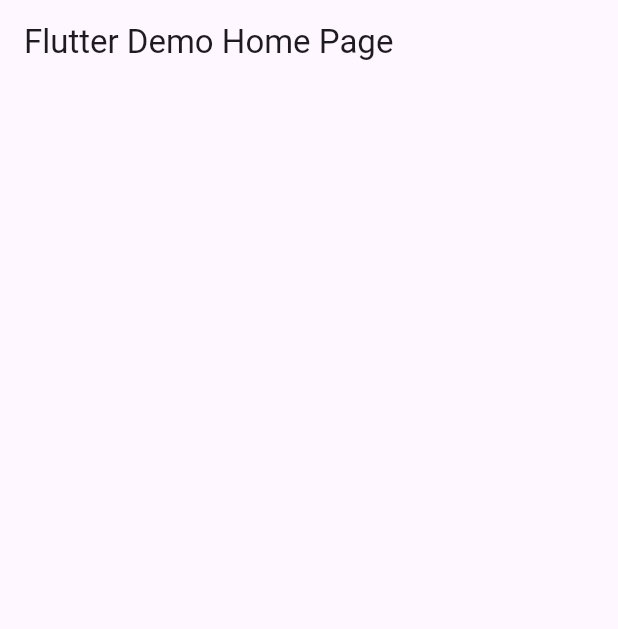
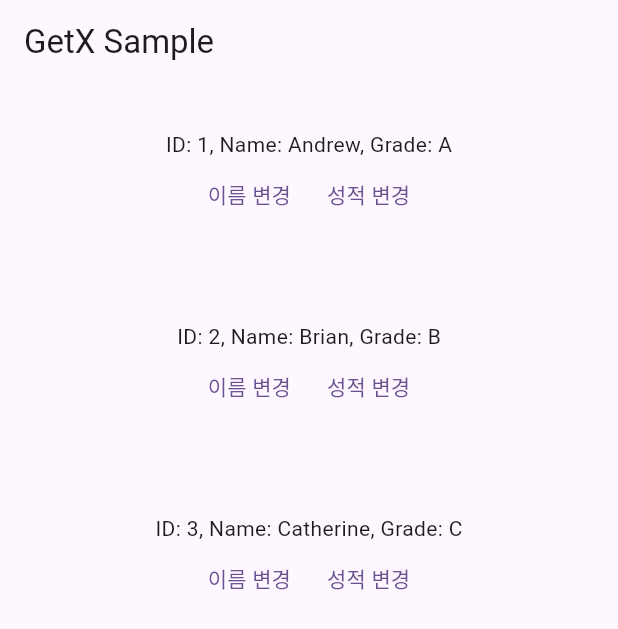
Before and after one commit to StudioZERONE/study_flutter_13_totally03_lec_reactivestate, a Flutter app: the screen it shows after launch, on a phone screen of 412 x 824 dp. Shown: the top 629 px of the screen. Run offline on Flutter 3.47's test engine with Material 2 defaults, Android fonts, the phone set to English and light mode, and no system bars; our stand-ins replace get.

Commit message:
UI 공부 중. 상태변경 - GetX 중 Reactive State Manager

```diff
--- a/lib/main.dart
+++ b/lib/main.dart
@@ -1,27 +1,57 @@
 import 'package:flutter/material.dart';
+import 'package:get/get.dart';
+import 'package:study_flutter_13_totally03_lec_reactivestate/student_controller.dart';
 
 void main() {
-  runApp(const MyApp());
+  runApp(MyApp());
 }
 
 class MyApp extends StatelessWidget {
-  const MyApp({super.key});
+  MyApp({super.key});
 
-  // This widget is the root of your application.
+  final StudentController _con = Get.put(StudentController());
+
   @override
   Widget build(BuildContext context) {
-    return MaterialApp(
+    return GetMaterialApp(
       title: 'Flutter Demo',
       theme: ThemeData(
         colorScheme: ColorScheme.fromSeed(seedColor: Colors.deepPurple),
         useMaterial3: true,
       ),
       home: Scaffold(
-        appBar: AppBar(title: const Text('Flutter Demo Home Page')),
-        body: const Center(
-          child: Column(
-            children: [],
-          ),
+        appBar: AppBar(title: const Text('GetX Sample')),
+        body: ListView.builder(
+          itemCount: _con.studentList.length,
+          itemBuilder: (BuildContext context, int index) {
+            return Container(
+              margin: const EdgeInsets.all(15),
+              padding: const EdgeInsets.all(15),
+              child: Column(
+                children: [
+                  GetX<StudentController>(
+                    builder: (_) => Text(
+                        "ID: ${_con.studentList[index]().studentId}, Name: ${_con.studentList[index]().studentName}, Grade: ${_con.studentList[index]().studentGrade}"),
+                  ),
+                  Row(
+                    mainAxisAlignment: MainAxisAlignment.center,
+                    children: [
+                      TextButton(
+                        onPressed: () => _con.updateStudentName(
+                            _con.newStudentNames[index], index),
+                        child: const Text('이름 변경'),
+                      ),
+                      TextButton(
+                        onPressed: () => _con.updateStudentGrade(
+                            _con.newStudentGrades[index], index),
+                        child: const Text('성적 변경'),
+                      ),
+                    ],
+                  )
+                ],
+              ),
+            );
+          },
         ),
       ),
     );
--- /dev/null
+++ b/lib/student_controller.dart
@@ -0,0 +1,25 @@
+import 'package:get/get.dart';
+import 'student_model.dart';
+
+class StudentController extends GetxController {
+  RxList<Rx<Student>> studentList = [
+    Student(studentId: 1, studentName: 'Andrew', studentGrade: 'A').obs,
+    Student(studentId: 2, studentName: 'Brian', studentGrade: 'B').obs,
+    Student(studentId: 3, studentName: 'Catherine', studentGrade: 'C').obs,
+  ].obs;
+
+  List<String> newStudentNames = ['Andrew2', 'Brian2', 'Catherine2'];
+  List<String> newStudentGrades = ['A+', 'B+', 'C+'];
+
+  void updateStudentName(String name, int index) {
+    studentList[index].update((val) {
+      val?.studentName = name;
+    });
+  }
+
+  void updateStudentGrade(String grade, int index) {
+    studentList[index].update((val) {
+      val?.studentGrade = grade;
+    });
+  }
+}
--- /dev/null
+++ b/lib/student_model.dart
@@ -0,0 +1,11 @@
+class Student {
+  int studentId;
+  String studentName;
+  String studentGrade;
+
+  Student({
+    this.studentId = 0,
+    this.studentName = '',
+    this.studentGrade = '',
+  });
+}
--- a/pubspec.yaml
+++ b/pubspec.yaml
@@ -35,6 +35,7 @@
   # The following adds the Cupertino Icons font to your application.
   # Use with the CupertinoIcons class for iOS style icons.
   cupertino_icons: ^1.0.2
+  get:
 
 dev_dependencies:
   flutter_test:
```
Also changed, not shown: pubspec.lock.
